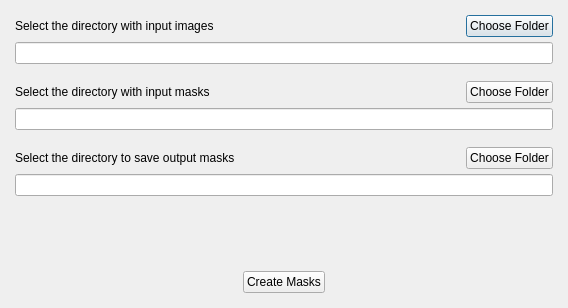
The window that src/connected_components/DialogSelectFolder.ui (rpwang17/photo_reconstruction) describes before a commit, drawn with Qt 5.
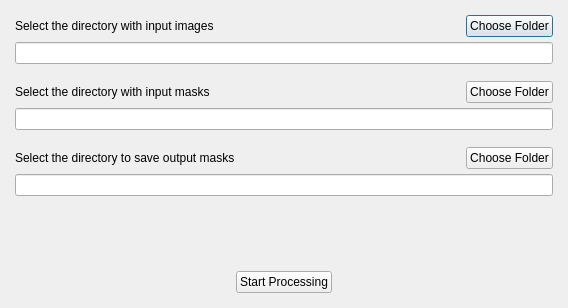
The same window after the commit.

```diff
--- a/src/connected_components/DialogSelectFolder.ui
+++ b/src/connected_components/DialogSelectFolder.ui
@@ -203,7 +203,7 @@
      <item>
       <widget class="QPushButton" name="pushButton_2">
        <property name="text">
-        <string>Create Masks</string>
+        <string>Start Processing</string>
        </property>
       </widget>
      </item>
```
